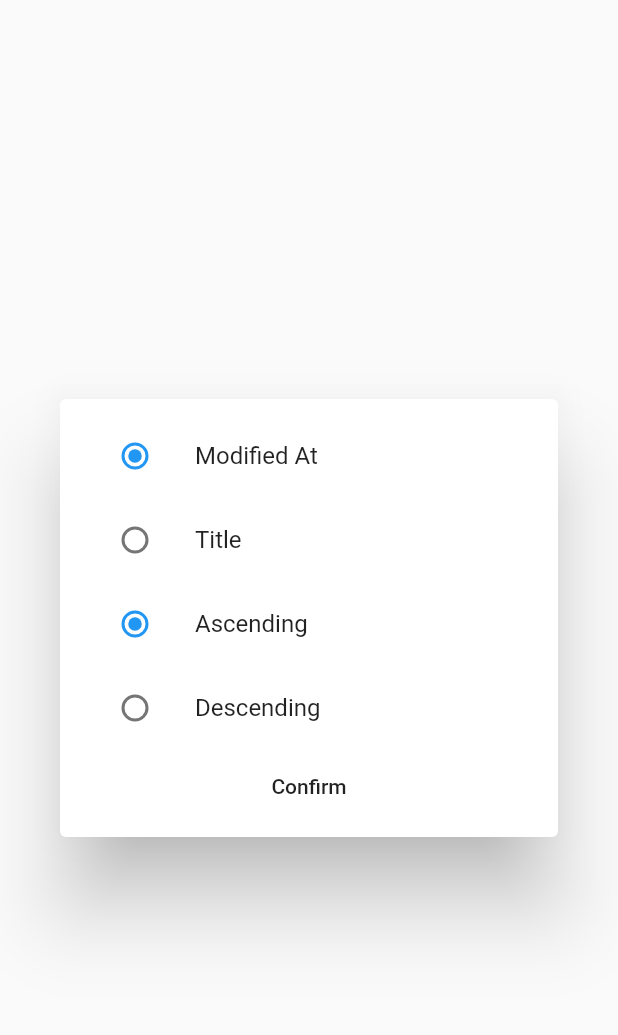
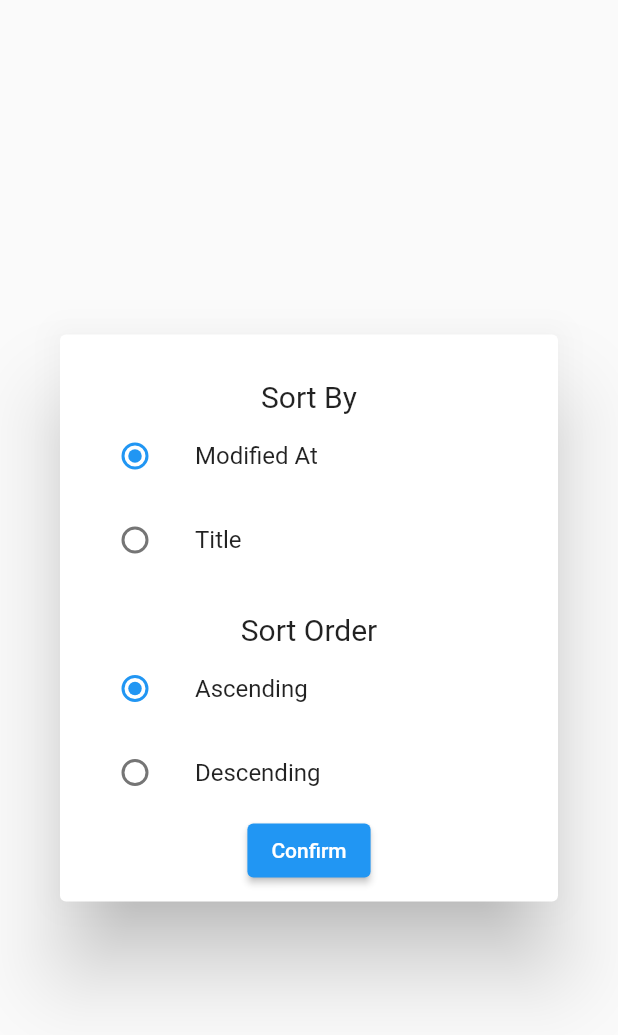
Before and after one commit to Sheerabth/FlutterNotes, a Flutter app: the SortWidget widget shown alone on an empty page, opened directly with empty values, on a phone screen of 412 x 824 dp. Shown: the top 1035 px of the screen. Run offline on Flutter 3.47's test engine with Material 2 defaults, Android fonts, the phone set to English and light mode, and no system bars; our stand-ins replace sqflite; accounts and stored records are empty.

Commit message:
modify: spacaing

```diff
--- a/lib/components/sort.dart
+++ b/lib/components/sort.dart
@@ -37,6 +37,13 @@ class _SortWidget extends State<SortWidget> {
         child: Column(
           mainAxisSize: MainAxisSize.min,
           children: <Widget>[
+            const SizedBox(height: 20),
+            const Text("Sort By",
+              style: TextStyle(
+                fontSize: 20,
+              ),
+              textAlign: TextAlign.left,
+            ),
             ListTile(
               title: const Text('Modified At'),
               leading: Radio<SortBy>(
@@ -60,6 +67,13 @@ class _SortWidget extends State<SortWidget> {
                   });
                 },
               ),
+            ),
+            const SizedBox(height: 20),
+            const Text("Sort Order",
+              style: TextStyle(
+                fontSize: 20,
+              ),
+              textAlign: TextAlign.left,
             ),
             ListTile(
               title: const Text('Ascending'),
@@ -85,8 +99,10 @@ class _SortWidget extends State<SortWidget> {
                 },
               ),
             ),
-            FlatButton(
-                onPressed: () => handleSort(), child: const Text("Confirm"))
+            ElevatedButton(
+                onPressed: () => handleSort(),
+                child: const Text("Confirm")
+            )
           ],
         ),
       ),
--- a/lib/screens/home.dart
+++ b/lib/screens/home.dart
@@ -83,7 +83,7 @@ class _Home extends State<Home> {
   @override
   Widget build(BuildContext context) {
     return MaterialApp(
-      title: 'Super Note',
+      title: 'Flutter Notes',
       home: Scaffold(
         backgroundColor: const Color(c6),
         appBar: AppBar(
@@ -91,7 +91,7 @@ class _Home extends State<Home> {
           backgroundColor: const Color(c7),
           brightness: Brightness.dark,
           title: const Text(
-            'Super Note',
+            'Flutter Notes',
             style: TextStyle(
               color: Color(c1),
             ),
@@ -109,7 +109,7 @@ class _Home extends State<Home> {
                 : Container()),
             IconButton(
                 icon: const Icon(
-                  Icons.filter_alt,
+                  Icons.sort,
                   color: Color(c1),
                 ),
                 onPressed: () => handleSort()),
```
